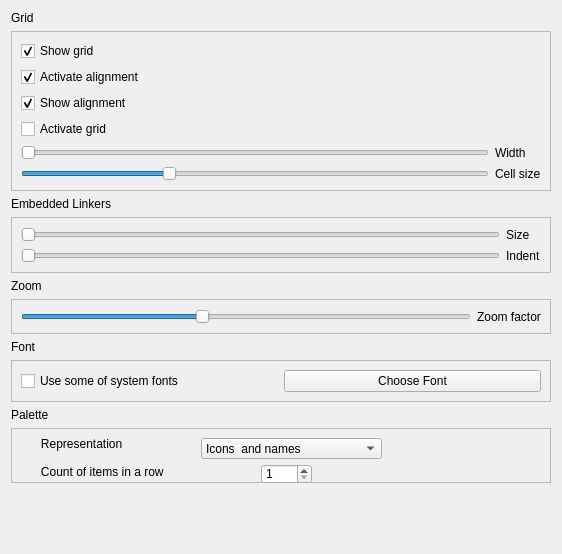
This is qrgui/dialogs/preferencesPages/editorPage.ui in qreal/qreal as Qt 5 draws it before an edit. The edited form follows.
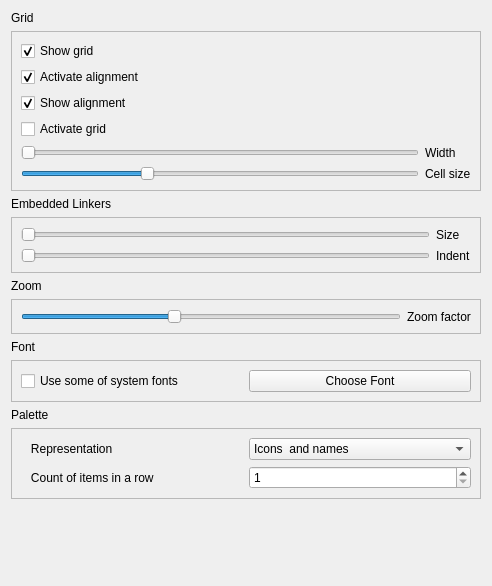
This is the edited form.

Patch:
```diff
--- a/qrgui/dialogs/preferencesPages/editorPage.ui
+++ b/qrgui/dialogs/preferencesPages/editorPage.ui
@@ -6,8 +6,8 @@
    <rect>
     <x>0</x>
     <y>0</y>
-    <width>562</width>
-    <height>554</height>
+    <width>492</width>
+    <height>586</height>
    </rect>
   </property>
   <property name="sizePolicy">
@@ -300,41 +300,23 @@
     </widget>
    </item>
    <item>
-    <widget class="QFrame" name="frame_4">
-     <property name="minimumSize">
-      <size>
-       <width>400</width>
-       <height>55</height>
-      </size>
-     </property>
+    <widget class="QFrame" name="frame_9">
      <property name="frameShape">
       <enum>QFrame::StyledPanel</enum>
      </property>
      <property name="frameShadow">
       <enum>QFrame::Raised</enum>
      </property>
+     <layout class="QGridLayout" name="gridLayout_7">
+      <item row="0" column="0">
      <widget class="QLabel" name="label_6">
-      <property name="geometry">
-       <rect>
-        <x>20</x>
-        <y>0</y>
-        <width>122</width>
-        <height>31</height>
-       </rect>
-      </property>
       <property name="text">
        <string>   Representation   </string>
       </property>
      </widget>
+      </item>
+      <item row="0" column="1">
      <widget class="QComboBox" name="paletteComboBox">
-      <property name="geometry">
-       <rect>
-        <x>190</x>
-        <y>10</y>
-        <width>181</width>
-        <height>21</height>
-       </rect>
-      </property>
       <property name="layoutDirection">
        <enum>Qt::LeftToRight</enum>
       </property>
@@ -349,28 +331,16 @@
        </property>
       </item>
      </widget>
+      </item>
+      <item row="1" column="0">
      <widget class="QLabel" name="label_7">
-      <property name="geometry">
-       <rect>
-        <x>20</x>
-        <y>30</y>
-        <width>211</width>
-        <height>27</height>
-       </rect>
-      </property>
       <property name="text">
        <string>   Count of items in a row </string>
       </property>
      </widget>
+      </item>
+      <item row="1" column="1">
      <widget class="QSpinBox" name="paletteSpinBox">
-      <property name="geometry">
-       <rect>
-        <x>250</x>
-        <y>36</y>
-        <width>51</width>
-        <height>20</height>
-       </rect>
-      </property>
       <property name="minimum">
        <number>1</number>
       </property>
@@ -378,6 +348,8 @@
        <number>6</number>
       </property>
      </widget>
+      </item>
+     </layout>
     </widget>
    </item>
    <item>
```
Left out of the diff: 20 changed lines with no effect on the pictures. Lines whose indentation alone changed are shown as unchanged.
